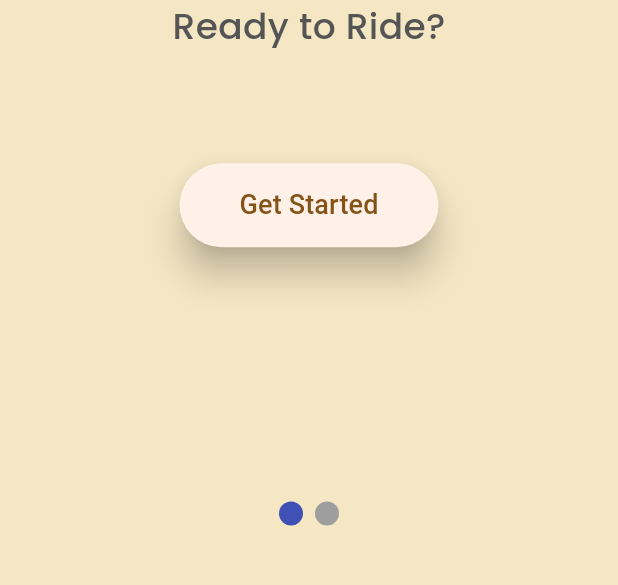
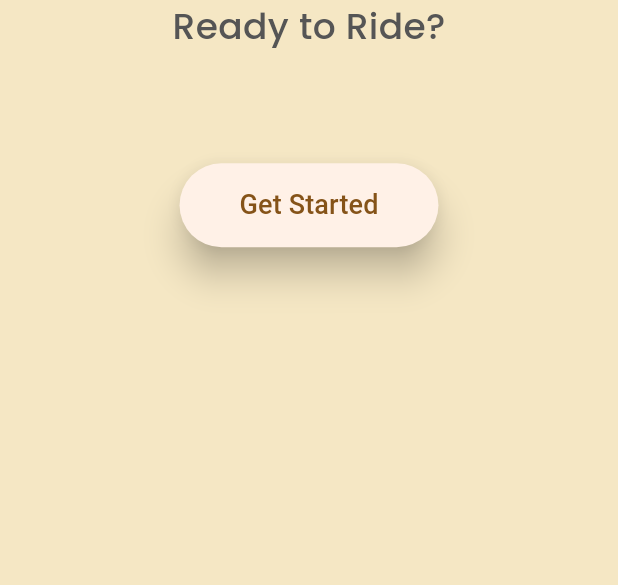
Before and after one commit to UCD-193AB-ws24/CycleGuardFrontend, a Flutter app: the screen it shows after launch, on a phone screen of 412 x 824 dp, the part 559-1144 px from its top. Run offline on Flutter 3.47's test engine with Material 3 defaults, Android fonts, the phone set to English and light mode, and no system bars; drawn by our look-alikes of smooth_page_indicator; our stand-ins replace curved_navigation_bar, fl_chart, flutter_blue_plus, flutter_dotenv, flutter_svg, fluttertoast and 8 more; missing offline and left inert: dart:ffi, draggable_scrollbar, flutter_polyline_points.

Commit message:
Remove dots from onboarding pages

```diff
--- a/lib/main.dart
+++ b/lib/main.dart
@@ -93,13 +93,6 @@ class OnBoardStartState extends State<OnBoardStart>{
               LoginPage()
             ],
           ),
-          Container(
-             alignment: const Alignment(0, .75),
-              child: SmoothPageIndicator(
-                  controller:pageController,
-                  count:2
-              ),
-          )
         ],
       )
     );
```
